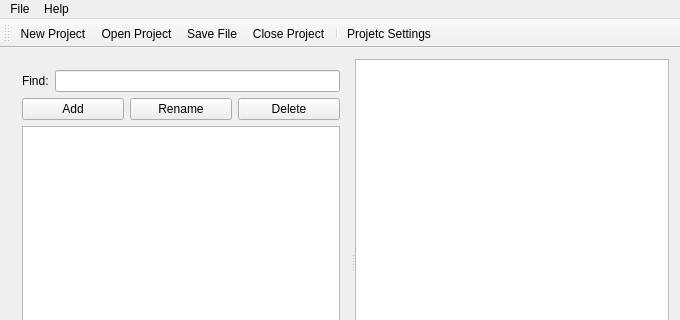
Before: the Qt Designer form src/MainWindow.ui in Glordim/Translator, drawn with Qt 5; both pictures show x 0 to 680 and y 0 to 320 of the 680 by 497 pixel window.
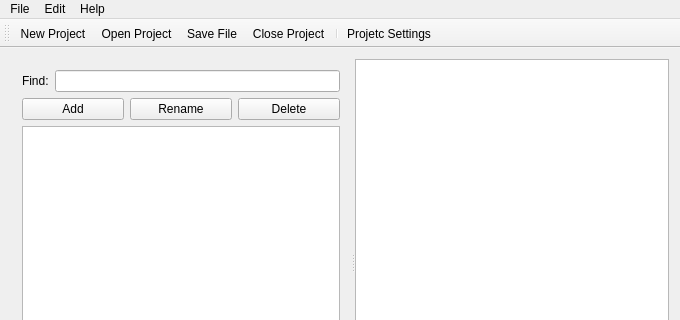
After: the same form once the commit is applied. Icons and pictures are not drawn.

Diff of the .ui file:
```diff
--- a/src/MainWindow.ui
+++ b/src/MainWindow.ui
@@ -221,7 +221,13 @@
     <addaction name="actionHowToUseIt"/>
     <addaction name="actionAbout"/>
    </widget>
+   <widget class="QMenu" name="menuEdit">
+    <property name="title">
+     <string>Edit</string>
+    </property>
+   </widget>
    <addaction name="menuFile"/>
+   <addaction name="menuEdit"/>
    <addaction name="menuAbout"/>
   </widget>
   <widget class="QToolBar" name="mainToolBar">
```
